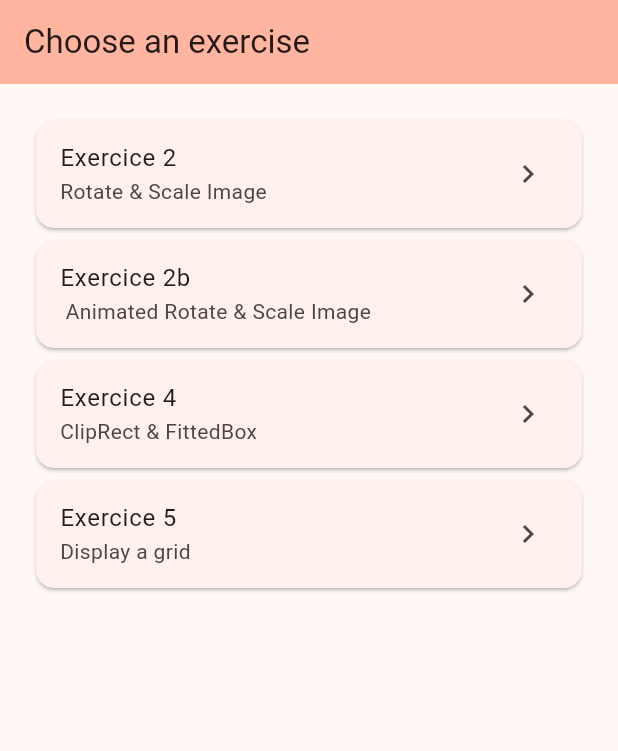
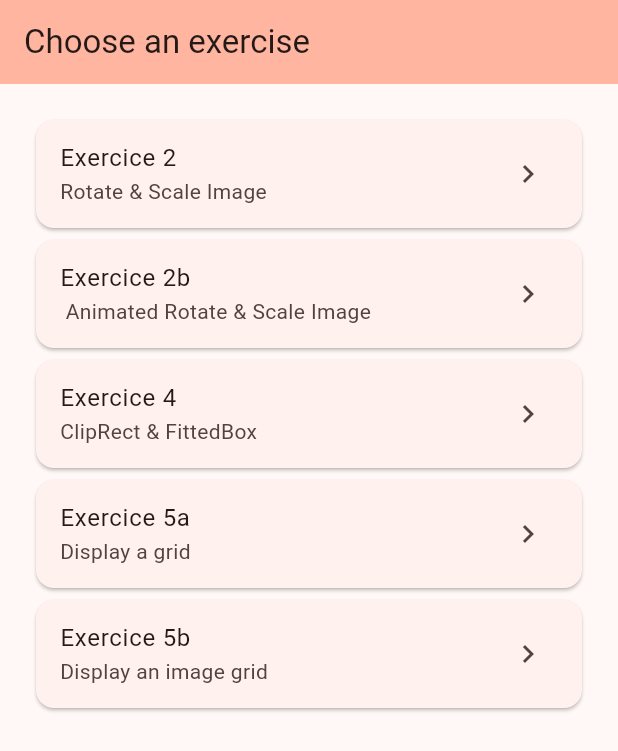
Before and after one commit to A3-M1/taquin, a Flutter app: the screen it shows after launch, on a phone screen of 412 x 824 dp. Shown: the top 751 px of the screen. Run offline on Flutter 3.47's test engine with Material 3 defaults, Android fonts, the phone set to English and light mode, and no system bars.

Commit message:
begin exo 5b

```diff
--- a/lib/exolist.dart
+++ b/lib/exolist.dart
@@ -3,6 +3,7 @@ import 'exo.dart';
 import 'exo2.dart';
 import 'exo4.dart';
 import 'exo5a.dart';
+import 'exo5b.dart';
 
 final exerciseList = [
   Exercice(
@@ -13,5 +14,7 @@ final exerciseList = [
       page: Exo2b()),
   Exercice(
       name: 'Exercice 4', description: 'ClipRect & FittedBox', page: Exo4()),
-  Exercice(name: 'Exercice 5', description: 'Display a grid', page: Exo5a())
+  Exercice(name: 'Exercice 5a', description: 'Display a grid', page: Exo5a()),
+  Exercice(
+      name: 'Exercice 5b', description: 'Display an image grid', page: Exo5b()),
 ];
```
Also changed, not shown: lib/exo5b.dart (added, +31 -0 lines).
